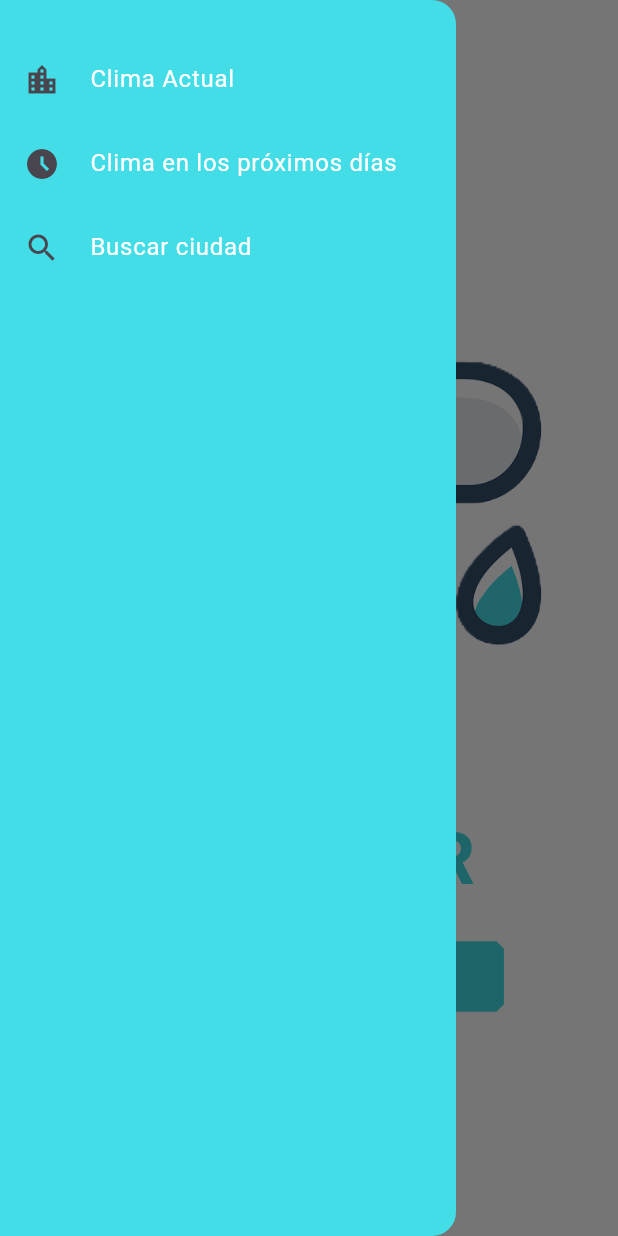
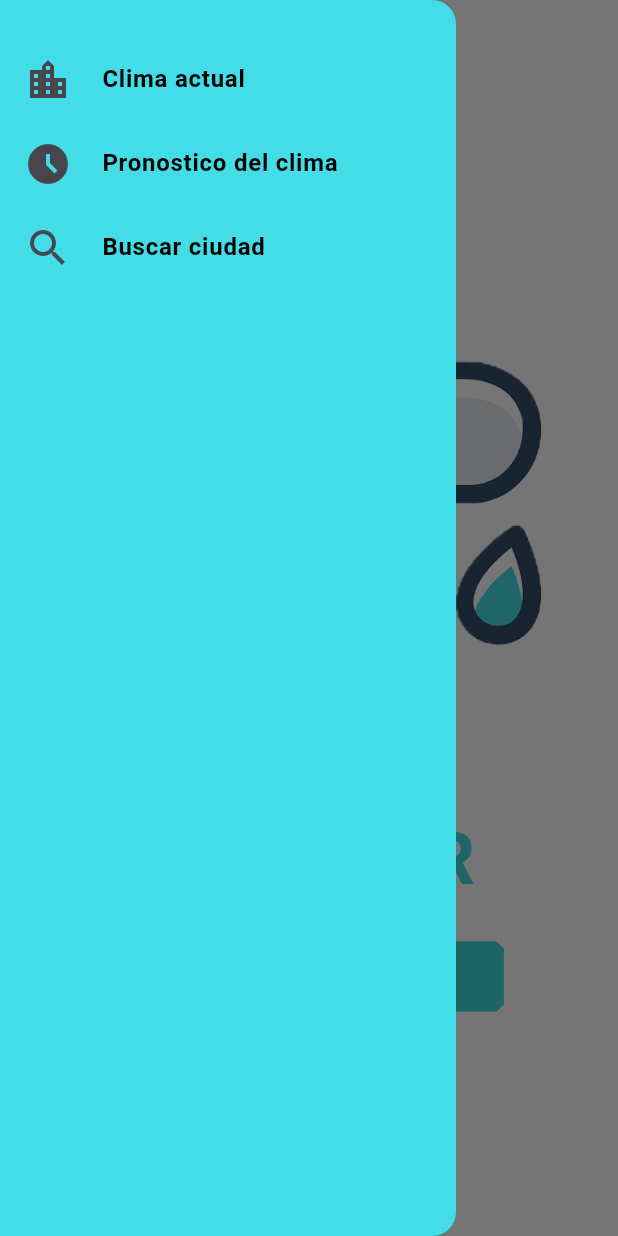
Before and after one commit to BryanGarcia25/app_weather, a Flutter app: the screen it shows after launch, in the side drawer, after a tap on "Comenzar", on a phone screen of 412 x 824 dp. Run offline on Flutter 3.47's test engine with Material 3 defaults, Android fonts, the phone set to English and light mode, and no system bars; our stand-ins replace dartz, dio, flutter_bloc, geolocator, get_it.

Commit message:
Creating functions to show the weather forecast by its coordinates

```diff
--- a/lib/injection_dependencies.dart
+++ b/lib/injection_dependencies.dart
@@ -3,16 +3,18 @@ import 'package:app_weather/weather/data/repository/weather_repository_impl.dart
 import 'package:app_weather/weather/domain/repositoy/weather_repository.dart';
 import 'package:app_weather/weather/domain/use_cases/get_weather_by_city.dart';
 import 'package:app_weather/weather/domain/use_cases/get_weather_by_coordinates.dart';
+import 'package:app_weather/weather/domain/use_cases/get_weather_forecast_by_coordinates.dart';
 import 'package:app_weather/weather/presentation/BLoC/remote_weather_bloc.dart';
 import 'package:get_it/get_it.dart';
 
 final getItInstance = GetIt.instance;
 
 Future<void> initializeDependencies() async {
-  getItInstance.registerFactory(() => RemoteWeatherBloc(getItInstance()));
+  getItInstance.registerFactory(() => RemoteWeatherBloc(getItInstance(), getItInstance()));
 
   getItInstance.registerLazySingleton(() => GetWeatherByCityNameUseCase(weatherRepository: getItInstance()));
   getItInstance.registerLazySingleton(() => GetWeatherByCoordinatesUseCase(weatherRepository: getItInstance()));
+  getItInstance.registerLazySingleton(() => GetWeatherForecastByCoordinatesUseCase(weatherRepository: getItInstance()));
 
   getItInstance.registerLazySingleton<WeatherRepository>(() => WeatherRepositoryImpl(weatherRemoteData: getItInstance()));
 
--- a/lib/weather/domain/repositoy/weather_repository.dart
+++ b/lib/weather/domain/repositoy/weather_repository.dart
@@ -4,5 +4,6 @@ import 'package:dartz/dartz.dart';
 
 abstract class WeatherRepository {
   Future<Either<Failure, Weather>> getWeatherByCoordinates(double latitude, double longitude);
+  Future<Either<Failure, Weather>> getWeatherForecastByCoordinates(double latitude, double longitude);
   Future<Either<Failure, Weather>> getWeatherByCityName(String cityName);
 }
--- /dev/null
+++ b/lib/weather/domain/use_cases/get_weather_forecast_by_coordinates.dart
@@ -0,0 +1,13 @@
+import 'package:app_weather/core/error/failure.dart';
+import 'package:app_weather/weather/domain/entity/weather.dart';
+import 'package:app_weather/weather/domain/repositoy/weather_repository.dart';
+import 'package:dartz/dartz.dart';
+
+class GetWeatherForecastByCoordinatesUseCase {
+  final WeatherRepository weatherRepository;
+  GetWeatherForecastByCoordinatesUseCase({required this.weatherRepository});
+
+  Future<Either<Failure, Weather>> call(double latitude, double longitude) {
+    return weatherRepository.getWeatherForecastByCoordinates(latitude, longitude);
+  }
+}
--- a/lib/weather/presentation/BLoC/remote_weather_bloc.dart
+++ b/lib/weather/presentation/BLoC/remote_weather_bloc.dart
@@ -1,5 +1,6 @@
 import 'package:app_weather/core/resources/get_position.dart';
 import 'package:app_weather/weather/domain/use_cases/get_weather_by_coordinates.dart';
+import 'package:app_weather/weather/domain/use_cases/get_weather_forecast_by_coordinates.dart';
 import 'package:app_weather/weather/presentation/BLoC/remote_weather_event.dart';
 import 'package:app_weather/weather/presentation/BLoC/remote_weather_state.dart';
 import 'package:flutter_bloc/flutter_bloc.dart';
@@ -7,8 +8,9 @@ import 'package:geolocator/geolocator.dart';
 
 class RemoteWeatherBloc extends Bloc<RemoteWeatherEvent, RemoteWeatherState> {
   final GetWeatherByCoordinatesUseCase _getWeatherByCoordinatesUseCase;
+  final GetWeatherForecastByCoordinatesUseCase _getWeatherForecastByCoordinatesUseCase;
 
-  RemoteWeatherBloc(this._getWeatherByCoordinatesUseCase) : super(GetWeatherInitial()) {
+  RemoteWeatherBloc(this._getWeatherByCoordinatesUseCase, this._getWeatherForecastByCoordinatesUseCase) : super(GetWeatherInitial()) {
     on<OnGetWeather>((event, emit) async {
       emit(GetWeatherLoading());
 
@@ -18,5 +20,15 @@ class RemoteWeatherBloc extends Bloc<RemoteWeatherEvent, RemoteWeatherState> {
       final respApiByCoordinates = await _getWeatherByCoordinatesUseCase(position.latitude, position.longitude);
       respApiByCoordinates.fold((f) => GetWeatherFailed(failure: f), (w) => emit(GetWeatherSuccess(weather: w)));
     });
+    on<OnGetWeatherForecast>((event, emit) async {
+      emit(GetWeatherLoading());
+
+      GetCurrentPosition getCurrentPosition = GetCurrentPosition();
+      Position position = await getCurrentPosition.getPositions();
+
+      final respApiForecast = await _getWeatherForecastByCoordinatesUseCase(position.latitude, position.longitude);
+      respApiForecast.fold((f) => GetWeatherFailed(failure: f), (w) => emit(GetWeatherSuccess(weather: w)));
+
+    });
   }
 }
--- a/lib/weather/presentation/BLoC/remote_weather_event.dart
+++ b/lib/weather/presentation/BLoC/remote_weather_event.dart
@@ -5,3 +5,7 @@ abstract class RemoteWeatherEvent {
 class OnGetWeather extends RemoteWeatherEvent {
   OnGetWeather();
 }
+
+class OnGetWeatherForecast extends RemoteWeatherEvent {
+
+}
--- a/lib/weather/presentation/pages/weather_screen.dart
+++ b/lib/weather/presentation/pages/weather_screen.dart
@@ -2,6 +2,7 @@ import 'package:app_weather/config/theme/scaffold_background.dart';
 import 'package:app_weather/weather/presentation/BLoC/remote_weather_bloc.dart';
 import 'package:app_weather/weather/presentation/BLoC/remote_weather_event.dart';
 import 'package:app_weather/weather/presentation/BLoC/remote_weather_state.dart';
+import 'package:app_weather/weather/presentation/pages/weather_forecast_screen.dart';
 import 'package:app_weather/weather/presentation/widgets/aditional_information.dart';
 import 'package:app_weather/weather/presentation/widgets/current_weather.dart';
 import 'package:flutter/material.dart';
@@ -131,10 +132,10 @@ class WeatherScreen extends StatelessWidget {
                   children: [
                     SizedBox(
                       height: 40,
-                      child: Icon(Icons.location_city)
+                      child: Icon(Icons.location_city, size: 32,)
                     ),
                     SizedBox(width: 20),
-                    Text("Clima Actual", style: TextStyle(color: Colors.white)),
+                    Text("Clima actual", style: TextStyle(color: Colors.black, fontWeight: FontWeight.bold)),
                   ],
                 ),
                 onTap: () {
@@ -146,14 +147,14 @@ class WeatherScreen extends StatelessWidget {
                   children: [
                     SizedBox(
                       height: 40,
-                      child: Icon(Icons.access_time_filled)
+                      child: Icon(Icons.access_time_filled, size: 32,)
                     ),
                     SizedBox(width: 20),
-                    Text("Clima en los próximos días", style: TextStyle(color: Colors.white)),
+                    Text("Pronostico del clima", style: TextStyle(color: Colors.black, fontWeight: FontWeight.bold)),
                   ],
                 ),
                 onTap: () {
-
+                  Navigator.of(context).push(MaterialPageRoute(builder: (_) => const WeatherForecastScreen()));
                 },
               ),
               ListTile(
@@ -161,10 +162,10 @@ class WeatherScreen extends StatelessWidget {
                   children: [
                     SizedBox(
                       height: 40,
-                      child: Icon(Icons.search)
+                      child: Icon(Icons.search, size: 32,)
                     ),
                     SizedBox(width: 20),
-                    Text("Buscar ciudad", style: TextStyle(color: Colors.white)),
+                    Text("Buscar ciudad", style: TextStyle(color: Colors.black, fontWeight: FontWeight.bold)),
                   ],
                 ),
                 onTap: () {
```
Also changed, not shown: lib/weather/data/data_sources/weather_remote_data.dart (+9 -3 lines), lib/weather/data/model/weather_forecast_model.dart (added, +27 -0 lines), lib/weather/data/repository/weather_repository_impl.dart (+10 -0 lines), lib/weather/presentation/pages/weather_forecast_screen.dart (added, +53 -0 lines).
